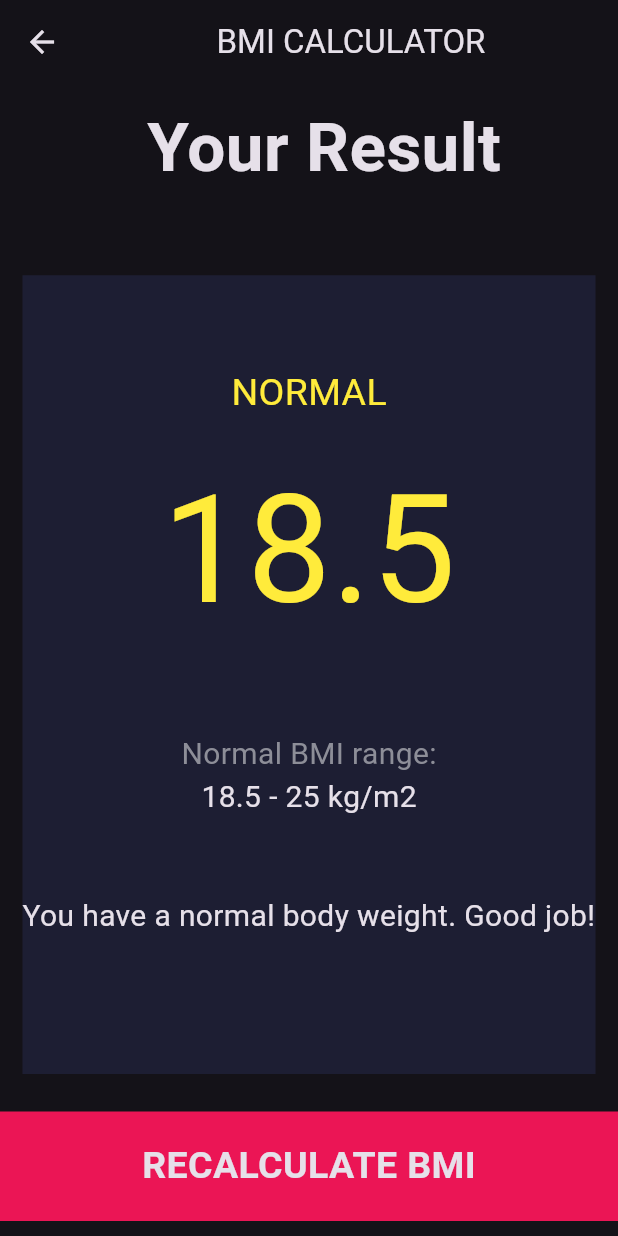
After one commit to aayushronghe/BMI_Calculator, a Flutter app: the screen it shows after launch, after a tap on "CALCULATE", on a phone screen of 412 x 824 dp. The commit adds this screen. Run offline on Flutter 3.47's test engine with Material 3 defaults, Android fonts, the phone set to English and light mode, and no system bars; our stand-ins replace font_awesome_flutter.

Commit message:
App complete

```diff
--- /dev/null
+++ b/lib/calculator_brain.dart
@@ -0,0 +1,35 @@
+import 'dart:math';
+
+class CalculatorBrain {
+  CalculatorBrain({required this.height, required this.weight});
+
+  final int height;
+  final int weight;
+
+  double _bmi = 0;
+
+  String calculateBMI() {
+    _bmi = weight / pow(height / 100, 2);
+    return _bmi.toStringAsFixed(1);
+  }
+
+  String getInterpretation() {
+    if (_bmi >= 25) {
+      return 'You have a higher than normal body weight.';
+    } else if (_bmi > 18.5) {
+      return 'You have a normal body weight. Good job!';
+    } else {
+      return 'You have a lower than normal body weight';
+    }
+  }
+
+  String getResult() {
+    if (_bmi >= 25) {
+      return 'OVERWEIGHT';
+    } else if (_bmi > 18.5) {
+      return 'NORMAL';
+    } else {
+      return 'UNDERWEIGHT';
+    }
+  }
+}
--- a/lib/input_page.dart
+++ b/lib/input_page.dart
@@ -1,8 +1,11 @@
+import 'package:bmi_calculator/results_page.dart';
 import 'package:flutter/material.dart';
 import 'package:font_awesome_flutter/font_awesome_flutter.dart';
 import 'icon_content.dart';
 import 'reusable_card.dart';
 import 'constants.dart';
+import 'calculator_brain.dart';
+import 'results_page.dart';
 
 enum Gender { male, female, none }
 
@@ -213,16 +216,30 @@ class _InputPageState extends State<InputPage> {
               ],
             ),
           ),
-          Container(
+          GestureDetector(
+            onTap: () {
+              CalculatorBrain calc =
+                  CalculatorBrain(height: height, weight: weight);
+
+              Navigator.push(context, MaterialPageRoute(builder: (context) {
+                return ResultsPage(
+                  bmiResult: calc.calculateBMI(),
+                  resultText: calc.getResult(),
+                  interpretation: calc.getInterpretation(),
+                );
+              }));
+            },
+            child: Container(
               child: Center(
                   child: Text(
-              'Calculate',
-              style: TextStyle(fontSize: 25),
+                'CALCULATE',
+                style: TextStyle(fontSize: 25, fontWeight: FontWeight.bold),
               )),
               color: Color(0xffeb1555),
               margin: EdgeInsets.symmetric(vertical: 10.0),
               width: double.infinity,
               height: kBottomContainerHeight,
+            ),
           )
         ],
       ),
--- /dev/null
+++ b/lib/results_page.dart
@@ -0,0 +1,121 @@
+import 'package:flutter/material.dart';
+import 'constants.dart';
+
+class ResultsPage extends StatelessWidget {
+  ResultsPage(
+      {required this.bmiResult,
+      required this.resultText,
+      required this.interpretation});
+
+  final String bmiResult;
+  final String resultText;
+  final String interpretation;
+
+  Color setColor() {
+    if (double.parse(bmiResult) > 25.0) {
+      return Colors.red;
+    } else if (double.parse(bmiResult) > 18.5) {
+      return Colors.green;
+    } else {
+      return Colors.yellow;
+    }
+  }
+
+  @override
+  Widget build(BuildContext context) {
+    return Scaffold(
+      appBar: AppBar(
+        title: Center(child: Text('BMI CALCULATOR')),
+      ),
+      body: Column(
+        mainAxisAlignment: MainAxisAlignment.spaceEvenly,
+        children: [
+          Expanded(
+            child: Container(
+              child: Text(
+                'Your Result',
+                style: TextStyle(
+                  fontSize: 45,
+                  fontWeight: FontWeight.bold,
+                ),
+              ),
+              margin: EdgeInsets.only(left: 20, top: 10),
+            ),
+          ),
+          Expanded(
+            flex: 5,
+            child: Container(
+              margin: EdgeInsets.all(15),
+              color: Color(0xff1d1e33),
+              child: Column(
+                mainAxisAlignment: MainAxisAlignment.center,
+                crossAxisAlignment: CrossAxisAlignment.stretch,
+                children: [
+                  Center(
+                    child: Text(
+                      resultText,
+                      style: TextStyle(fontSize: 25, color: setColor()),
+                    ),
+                  ),
+                  SizedBox(height: 15),
+                  Center(
+                    child: Text(
+                      bmiResult,
+                      style: TextStyle(fontSize: 100, color: setColor()),
+                    ),
+                  ),
+                  SizedBox(
+                    height: 50,
+                  ),
+                  Center(
+                    child: Text(
+                      'Normal BMI range:',
+                      style: TextStyle(color: Color(0xff8d8e98), fontSize: 20),
+                    ),
+                  ),
+                  Center(
+                    child: Text(
+                      '18.5 - 25 kg/m2',
+                      style: TextStyle(fontSize: 20),
+                    ),
+                  ),
+                  SizedBox(
+                    height: 50,
+                  ),
+                  Center(
+                    child: Text(
+                      interpretation,
+                      textAlign: TextAlign.center,
+                      style: TextStyle(
+                        fontSize: 20,
+                      ),
+                    ),
+                  ),
+                  SizedBox(
+                    height: 30,
+                  ),
+                ],
+              ),
+            ),
+          ),
+          GestureDetector(
+            onTap: () {
+              Navigator.pop(context);
+            },
+            child: Container(
+              child: Center(
+                  child: Text(
+                'RECALCULATE BMI',
+                style: TextStyle(fontSize: 25, fontWeight: FontWeight.bold),
+              )),
+              color: Color(0xffeb1555),
+              margin: EdgeInsets.symmetric(vertical: 10.0),
+              width: double.infinity,
+              height: kBottomContainerHeight,
+            ),
+          ),
+        ],
+      ),
+    );
+  }
+}
```
Lines whose indentation alone changed are shown as unchanged.
